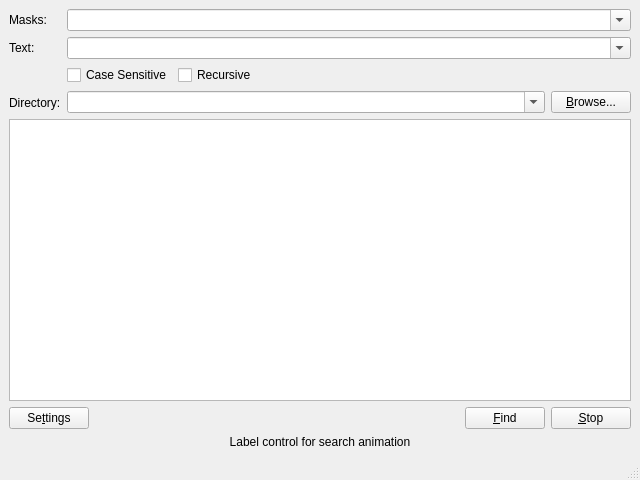
Old version of the form SearchGUI/src/searchwindow.ui in the repository tmpprj/tmpprj.
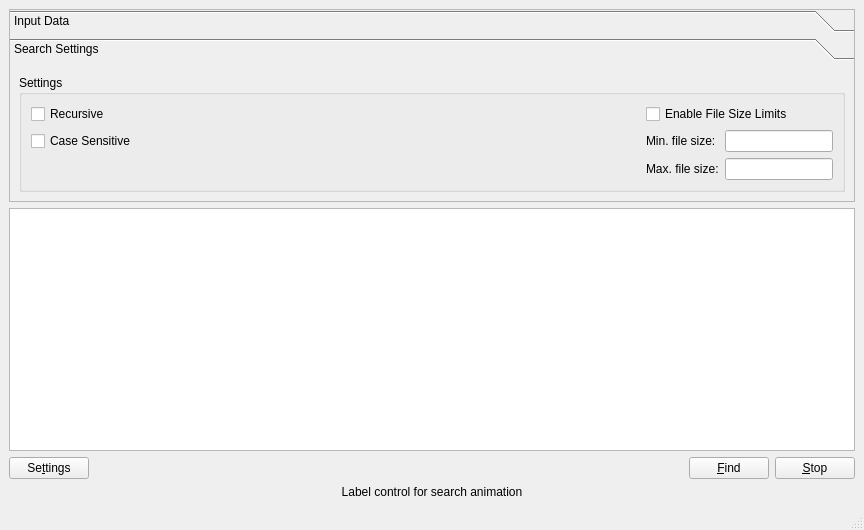
New version of the form. Custom widgets are drawn as their Qt base class.

```diff
--- a/SearchGUI/src/searchwindow.ui
+++ b/SearchGUI/src/searchwindow.ui
@@ -1,12 +1,12 @@
 <ui version="4.0" >
  <class>SearchWindowBase</class>
- <widget class="QMainWindow" name="SearchWindowBase" >
-  <property name="geometry" >
+ <widget class="QMainWindow" name="SearchWindowBase">
+  <property name="geometry">
    <rect>
     <x>0</x>
     <y>0</y>
-    <width>640</width>
-    <height>480</height>
+    <width>864</width>
+    <height>530</height>
    </rect>
   </property>
   <property name="windowTitle" >
@@ -15,13 +15,43 @@
   <widget class="QWidget" name="centralwidget" >
    <layout class="QVBoxLayout" >
     <item>
-     <layout class="QHBoxLayout" >
+     <widget class="QToolBox" name="toolBox">
+      <property name="sizePolicy">
+       <sizepolicy hsizetype="Preferred" vsizetype="Fixed">
+        <horstretch>0</horstretch>
+        <verstretch>0</verstretch>
+       </sizepolicy>
+      </property>
+      <property name="frameShape">
+       <enum>QFrame::StyledPanel</enum>
+      </property>
+      <property name="frameShadow">
+       <enum>QFrame::Sunken</enum>
+      </property>
+      <property name="currentIndex">
+       <number>1</number>
+      </property>
+      <widget class="QWidget" name="page">
+       <property name="geometry">
+        <rect>
+         <x>0</x>
+         <y>0</y>
+         <width>844</width>
+         <height>118</height>
+        </rect>
+       </property>
+       <attribute name="label">
+        <string>Input Data</string>
+       </attribute>
+       <layout class="QVBoxLayout">
       <item>
-       <layout class="QVBoxLayout" >
+         <layout class="QHBoxLayout">
         <item>
-         <widget class="QLabel" name="label_3" >
-          <property name="sizePolicy" >
-           <sizepolicy vsizetype="Preferred" hsizetype="Preferred" >
+           <layout class="QVBoxLayout">
+            <item>
+             <widget class="QLabel" name="label_3">
+              <property name="sizePolicy">
+               <sizepolicy hsizetype="Preferred" vsizetype="Preferred">
             <horstretch>0</horstretch>
             <verstretch>0</verstretch>
            </sizepolicy>
@@ -38,9 +68,9 @@
          </widget>
         </item>
         <item>
-         <widget class="QLabel" name="label" >
-          <property name="sizePolicy" >
-           <sizepolicy vsizetype="Preferred" hsizetype="Preferred" >
+             <widget class="QLabel" name="label">
+              <property name="sizePolicy">
+               <sizepolicy hsizetype="Preferred" vsizetype="Preferred">
             <horstretch>0</horstretch>
             <verstretch>0</verstretch>
            </sizepolicy>
@@ -57,39 +87,20 @@
          </widget>
         </item>
         <item>
-         <widget class="QLabel" name="label_4" >
-          <property name="sizePolicy" >
-           <sizepolicy vsizetype="Preferred" hsizetype="Preferred" >
+             <widget class="QLabel" name="label_2">
+              <property name="sizePolicy">
+               <sizepolicy hsizetype="Preferred" vsizetype="Preferred">
             <horstretch>0</horstretch>
             <verstretch>0</verstretch>
            </sizepolicy>
           </property>
-          <property name="minimumSize" >
+              <property name="minimumSize">
            <size>
             <width>0</width>
             <height>0</height>
            </size>
           </property>
-          <property name="text" >
-           <string/>
-          </property>
-         </widget>
-        </item>
-        <item>
-         <widget class="QLabel" name="label_2" >
-          <property name="sizePolicy" >
-           <sizepolicy vsizetype="Preferred" hsizetype="Preferred" >
-            <horstretch>0</horstretch>
-            <verstretch>0</verstretch>
-           </sizepolicy>
-          </property>
-          <property name="minimumSize" >
-           <size>
-            <width>0</width>
-            <height>0</height>
-           </size>
-          </property>
-          <property name="text" >
+              <property name="text">
            <string>Directory:</string>
           </property>
          </widget>
@@ -97,11 +108,11 @@
        </layout>
       </item>
       <item>
-       <layout class="QVBoxLayout" >
+           <layout class="QVBoxLayout">
         <item>
-         <widget class="QComboBox" name="masksComboBox" >
-          <property name="sizePolicy" >
-           <sizepolicy vsizetype="Fixed" hsizetype="Expanding" >
+             <widget class="QComboBox" name="masksComboBox">
+              <property name="sizePolicy">
+               <sizepolicy hsizetype="Expanding" vsizetype="Fixed">
             <horstretch>0</horstretch>
             <verstretch>0</verstretch>
            </sizepolicy>
@@ -115,9 +126,9 @@
          </widget>
         </item>
         <item>
-         <widget class="QComboBox" name="textComboBox" >
-          <property name="sizePolicy" >
-           <sizepolicy vsizetype="Fixed" hsizetype="Expanding" >
+             <widget class="QComboBox" name="textComboBox">
+              <property name="sizePolicy">
+               <sizepolicy hsizetype="Expanding" vsizetype="Fixed">
             <horstretch>0</horstretch>
             <verstretch>0</verstretch>
            </sizepolicy>
@@ -131,42 +142,11 @@
          </widget>
         </item>
         <item>
-         <layout class="QHBoxLayout" >
+             <layout class="QHBoxLayout">
           <item>
-           <widget class="QCheckBox" name="caseCheckBox" >
-            <property name="text" >
-             <string>Case Sensitive</string>
-            </property>
-           </widget>
-          </item>
-          <item>
-           <widget class="QCheckBox" name="recursiveCheckBox" >
-            <property name="text" >
-             <string>Recursive</string>
-            </property>
-           </widget>
-          </item>
-          <item>
-           <spacer>
-            <property name="orientation" >
-             <enum>Qt::Horizontal</enum>
-            </property>
-            <property name="sizeHint" >
-             <size>
-              <width>40</width>
-              <height>20</height>
-             </size>
-            </property>
-           </spacer>
-          </item>
-         </layout>
-        </item>
-        <item>
-         <layout class="QHBoxLayout" >
-          <item>
-           <widget class="QComboBox" name="directoryComboBox" >
-            <property name="sizePolicy" >
-             <sizepolicy vsizetype="Fixed" hsizetype="Expanding" >
+               <widget class="QComboBox" name="directoryComboBox">
+                <property name="sizePolicy">
+                 <sizepolicy hsizetype="Expanding" vsizetype="Fixed">
               <horstretch>0</horstretch>
               <verstretch>0</verstretch>
              </sizepolicy>
@@ -189,24 +169,113 @@
       </item>
      </layout>
     </item>
+       </layout>
+      </widget>
+      <widget class="QWidget" name="page_2">
+       <property name="geometry">
+        <rect>
+         <x>0</x>
+         <y>0</y>
+         <width>844</width>
+         <height>141</height>
+        </rect>
+       </property>
+       <attribute name="label">
+        <string>Search Settings</string>
+       </attribute>
+       <layout class="QVBoxLayout">
     <item>
-     <widget class="QFilesTable" name="filesTable" />
-    </item>
+         <widget class="QGroupBox" name="groupBox">
+          <property name="title">
+           <string>Settings</string>
+          </property>
+          <layout class="QGridLayout">
+           <item row="0" column="0">
+            <widget class="QCheckBox" name="recursiveCheckBox">
+             <property name="text">
+              <string>Recursive</string>
+             </property>
+            </widget>
+           </item>
+           <item row="0" column="1" colspan="2">
+            <widget class="QCheckBox" name="checkBox">
+             <property name="text">
+              <string>Enable File Size Limits</string>
+             </property>
+            </widget>
+           </item>
+           <item row="1" column="0">
+            <widget class="QCheckBox" name="caseCheckBox">
+             <property name="text">
+              <string>Case Sensitive</string>
+             </property>
+            </widget>
+           </item>
+           <item row="1" column="1">
+            <widget class="QLabel" name="label_10">
+             <property name="sizePolicy">
+              <sizepolicy hsizetype="Fixed" vsizetype="Preferred">
+               <horstretch>0</horstretch>
+               <verstretch>0</verstretch>
+              </sizepolicy>
+             </property>
+             <property name="text">
+              <string>Min. file size:</string>
+             </property>
+            </widget>
+           </item>
+           <item row="1" column="2">
+            <widget class="QLineEdit" name="lineEdit_6">
+             <property name="sizePolicy">
+              <sizepolicy hsizetype="Fixed" vsizetype="Fixed">
+               <horstretch>0</horstretch>
+               <verstretch>0</verstretch>
+              </sizepolicy>
+             </property>
+            </widget>
+           </item>
+           <item row="2" column="1">
+            <widget class="QLabel" name="label_9">
+             <property name="text">
+              <string>Max. file size:</string>
+             </property>
+            </widget>
+           </item>
+           <item row="2" column="2">
+            <widget class="QLineEdit" name="lineEdit_5">
+             <property name="sizePolicy">
+              <sizepolicy hsizetype="Fixed" vsizetype="Fixed">
+               <horstretch>0</horstretch>
+               <verstretch>0</verstretch>
+              </sizepolicy>
+             </property>
+            </widget>
+           </item>
+          </layout>
+         </widget>
+        </item>
+       </layout>
+      </widget>
+     </widget>
+    </item>
     <item>
-     <layout class="QHBoxLayout" >
+     <widget class="QFilesTable" name="filesTable"/>
+    </item>
       <item>
-       <widget class="QPushButton" name="settingsButton" >
-        <property name="text" >
+     <layout class="QHBoxLayout">
+      <item>
+       <widget class="QPushButton" name="settingsButton">
+        <property name="text">
          <string>Se&amp;ttings</string>
         </property>
        </widget>
       </item>
       <item>
        <spacer>
-        <property name="orientation" >
+        <property name="orientation">
          <enum>Qt::Horizontal</enum>
         </property>
-        <property name="sizeHint" >
+        <property name="sizeHint" stdset="0">
          <size>
           <width>40</width>
           <height>20</height>
@@ -215,15 +284,15 @@
        </spacer>
       </item>
       <item>
-       <widget class="QPushButton" name="findButton" >
-        <property name="text" >
+       <widget class="QPushButton" name="findButton">
+        <property name="text">
          <string>&amp;Find</string>
         </property>
        </widget>
       </item>
       <item>
-       <widget class="QPushButton" name="stopButton" >
-        <property name="text" >
+       <widget class="QPushButton" name="stopButton">
+        <property name="text">
          <string>&amp;Stop</string>
         </property>
        </widget>
```
Left out of the diff: 65 changed lines with no effect on the pictures. Lines whose indentation alone changed are shown as unchanged.
